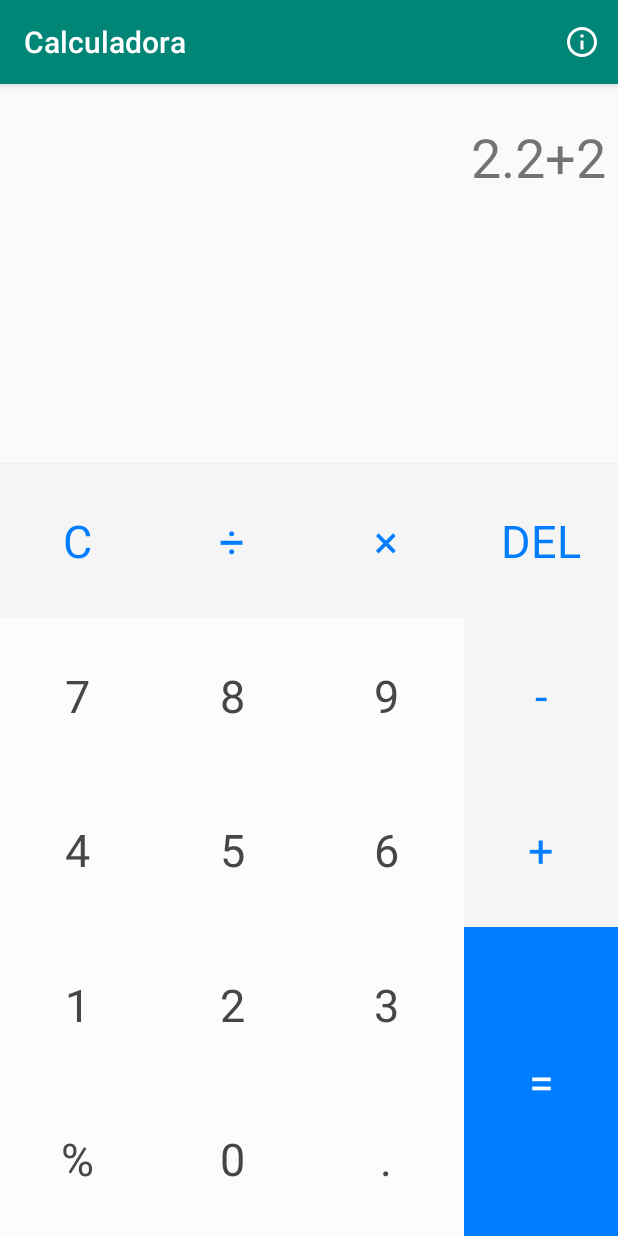
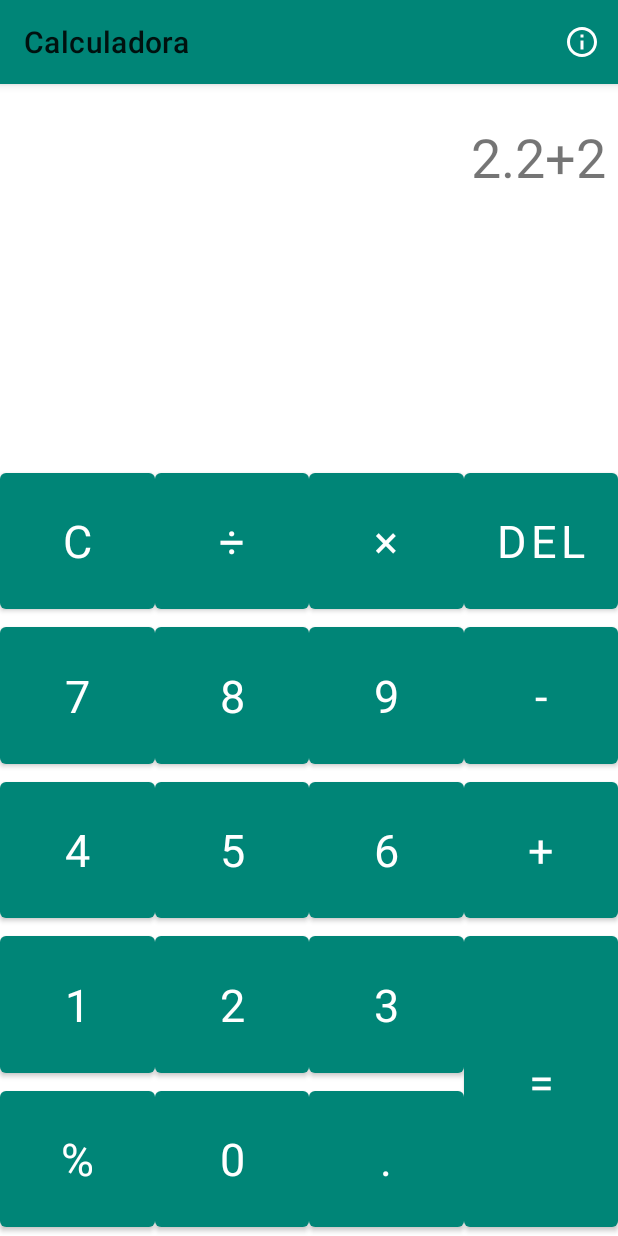
Before and after one commit to lacour-vincent/calculadora, an Android app: the screen it shows after launch (MainActivity), on a phone screen of 412 x 824 dp. Run offline under Robolectric (Android 15) with nearby library versions, the phone set to English and light mode, and no system bars.

Commit message:
Upgrade to Android X

```diff
--- a/app/src/main/java/com/example/calculadora/MainActivity.kt
+++ b/app/src/main/java/com/example/calculadora/MainActivity.kt
@@ -1,10 +1,12 @@
 package com.example.calculadora
 
-import android.support.v7.app.AppCompatActivity
+import androidx.appcompat.app.AppCompatActivity
 import android.os.Bundle
 import android.view.Menu
 import android.view.MenuItem
 import android.widget.Toast
+
+import kotlinx.android.synthetic.main.activity_main.*
 
 class MainActivity : AppCompatActivity() {
 
@@ -12,6 +14,11 @@ class MainActivity : AppCompatActivity() {
         super.onCreate(savedInstanceState)
         setContentView(R.layout.activity_main)
         setSupportActionBar(findViewById(R.id.toolbar_activity_main))
+
+        button_zero.setOnClickListener {
+            Toast.makeText(this, "0", Toast.LENGTH_SHORT).show()
+        }
+
     }
 
     override fun onCreateOptionsMenu(menu: Menu): Boolean {
--- a/app/src/main/res/layout/activity_main.xml
+++ b/app/src/main/res/layout/activity_main.xml
@@ -1,5 +1,5 @@
 <?xml version="1.0" encoding="utf-8"?>
-<android.support.constraint.ConstraintLayout
+<androidx.constraintlayout.widget.ConstraintLayout
         xmlns:android="http://schemas.android.com/apk/res/android"
         xmlns:tools="http://schemas.android.com/tools"
         xmlns:app="http://schemas.android.com/apk/res-auto"
@@ -7,238 +7,280 @@
         android:layout_height="match_parent"
         tools:context=".MainActivity">
 
-    <android.support.v7.widget.Toolbar
+    <androidx.appcompat.widget.Toolbar
             android:id="@+id/toolbar_activity_main"
             android:layout_width="match_parent"
             android:layout_height="?attr/actionBarSize"
             android:background="?attr/colorPrimary"
             android:elevation="4dp"
-            app:titleTextAppearance="@style/AppTheme.Toolbar.Title"
-            app:popupTheme="@style/ThemeOverlay.AppCompat.Light"
             app:layout_constraintTop_toTopOf="parent"
             app:layout_constraintEnd_toEndOf="parent"
             app:layout_constraintStart_toStartOf="parent"/>
 
     <TextView
+            android:id="@+id/textview_screen"
             android:text="2.2+2"
             android:layout_width="0dp"
             android:layout_height="wrap_content"
-            app:layout_constraintStart_toStartOf="parent" android:layout_marginStart="8dp"
-            app:layout_constraintEnd_toEndOf="parent" android:layout_marginEnd="8dp" android:layout_marginTop="24dp"
-            app:layout_constraintTop_toBottomOf="@+id/toolbar_activity_main" android:textAlignment="textEnd"
-            android:textSize="36sp" android:id="@+id/textview_screen"/>
+            app:layout_constraintStart_toStartOf="parent"
+            app:layout_constraintEnd_toEndOf="parent"
+            app:layout_constraintTop_toBottomOf="@+id/toolbar_activity_main"
+            android:layout_marginStart="8dp"
+            android:layout_marginEnd="8dp"
+            android:layout_marginTop="24dp"
+            android:textAlignment="textEnd"
+            android:textSize="36sp"
+    />
 
 
-    <Button
+    <com.google.android.material.button.MaterialButton
+            android:id="@+id/button_percentage"
+            android:text="%"
             android:layout_width="0dp"
             android:layout_height="0dp"
             app:layout_constraintDimensionRatio="1:1"
-            android:text="%"
-            android:id="@+id/button_percentage"
-            app:layout_constraintBottom_toBottomOf="parent" app:layout_constraintEnd_toStartOf="@+id/guideline_left"
+            app:layout_constraintBottom_toBottomOf="parent"
+            app:layout_constraintEnd_toStartOf="@+id/guideline_left"
             app:layout_constraintStart_toStartOf="parent"
-            android:background="@color/colorLightWhite" android:textColor="@color/colorLightBlack"
-            android:textSize="30sp" android:fontFamily="sans-serif"/>
+            android:textSize="30sp"
+            android:fontFamily="sans-serif"/>
 
-    <Button
+    <com.google.android.material.button.MaterialButton
+            android:id="@+id/button_zero"
             android:text="0"
             android:layout_width="0dp"
             android:layout_height="0dp"
             app:layout_constraintDimensionRatio="1:1"
-            android:id="@+id/button_zero" app:layout_constraintStart_toEndOf="@+id/button_percentage"
+            app:layout_constraintStart_toEndOf="@+id/button_percentage"
             app:layout_constraintEnd_toStartOf="@+id/guideline_center"
-            app:layout_constraintBottom_toBottomOf="parent" android:background="@color/colorLightWhite"
-            android:textColor="@color/colorLightBlack" android:textSize="30sp"
+            app:layout_constraintBottom_toBottomOf="parent"
+            android:textSize="30sp"
             android:fontFamily="sans-serif"/>
 
-    <Button
+    <com.google.android.material.button.MaterialButton
+            android:id="@+id/button_comma"
             android:text="."
             android:layout_width="0dp"
             android:layout_height="0dp"
             app:layout_constraintDimensionRatio="1:1"
-            android:id="@+id/button_comma" app:layout_constraintStart_toEndOf="@+id/button_zero"
+            app:layout_constraintStart_toEndOf="@+id/button_zero"
             app:layout_constraintEnd_toStartOf="@+id/guideline_right"
-            app:layout_constraintBottom_toBottomOf="parent" android:background="@color/colorLightWhite"
-            android:textColor="@color/colorLightBlack" android:textSize="30sp"
+            app:layout_constraintBottom_toBottomOf="parent"
+            android:textSize="30sp"
             android:fontFamily="sans-serif"/>
 
-    <Button
+    <com.google.android.material.button.MaterialButton
+            android:id="@+id/button_one"
             android:text="1"
             android:layout_width="0dp"
             android:layout_height="0dp"
             app:layout_constraintDimensionRatio="1:1"
-            android:id="@+id/button_one"
-            app:layout_constraintBottom_toTopOf="@+id/button_percentage" app:layout_constraintStart_toStartOf="parent"
+            app:layout_constraintBottom_toTopOf="@+id/button_percentage"
+            app:layout_constraintStart_toStartOf="parent"
             app:layout_constraintEnd_toStartOf="@+id/guideline_left"
-            android:textColor="@color/colorLightBlack" android:background="@color/colorLightWhite"
-            android:textSize="30sp" android:fontFamily="sans-serif"/>
-    <Button
+            android:textSize="30sp"
+            android:fontFamily="sans-serif"/>
+
+    <com.google.android.material.button.MaterialButton
+            android:id="@+id/button_two"
             android:text="2"
             android:layout_width="0dp"
             android:layout_height="0dp"
             app:layout_constraintDimensionRatio="1:1"
-            android:id="@+id/button_two"
-            app:layout_constraintBottom_toTopOf="@+id/button_zero" app:layout_constraintStart_toEndOf="@+id/button_one"
+            app:layout_constraintBottom_toTopOf="@+id/button_zero"
+            app:layout_constraintStart_toEndOf="@+id/button_one"
             app:layout_constraintEnd_toStartOf="@+id/guideline_center"
-            android:textColor="@color/colorLightBlack" android:background="@color/colorLightWhite"
-            android:textSize="30sp" android:fontFamily="sans-serif"/>
-    <Button
+            android:textSize="30sp"
+            android:fontFamily="sans-serif"/>
+
+    <com.google.android.material.button.MaterialButton
+            android:id="@+id/button_three"
             android:text="3"
             android:layout_width="0dp"
             android:layout_height="0dp"
             app:layout_constraintDimensionRatio="1:1"
-            android:id="@+id/button_three"
-            app:layout_constraintBottom_toTopOf="@+id/button_comma" app:layout_constraintStart_toEndOf="@+id/button_two"
+            app:layout_constraintBottom_toTopOf="@+id/button_comma"
+            app:layout_constraintStart_toEndOf="@+id/button_two"
             app:layout_constraintEnd_toStartOf="@+id/guideline_right"
-            android:textColor="@color/colorLightBlack" android:background="@color/colorLightWhite"
-            android:textSize="30sp" android:fontFamily="sans-serif"/>
-    <Button
+            android:textSize="30sp"
+            android:fontFamily="sans-serif"/>
+
+    <com.google.android.material.button.MaterialButton
+            android:id="@+id/button_equal"
             android:text="="
             android:layout_width="0dp"
             android:layout_height="0dp"
-            android:id="@+id/button_equal" app:layout_constraintStart_toEndOf="@+id/button_three"
+            app:layout_constraintStart_toEndOf="@+id/button_three"
             app:layout_constraintEnd_toEndOf="parent"
             app:layout_constraintBottom_toBottomOf="parent"
-            app:layout_constraintTop_toTopOf="@+id/button_three" android:background="@color/colorBlue"
-            android:textColor="@color/colorWhite" android:textSize="30sp"
+            app:layout_constraintTop_toTopOf="@+id/button_three"
+            android:textSize="30sp"
             android:fontFamily="sans-serif"/>
-    <Button
+
+    <com.google.android.material.button.MaterialButton
+            android:id="@+id/button_four"
             android:text="4"
             android:layout_width="0dp"
             android:layout_height="0dp"
             app:layout_constraintDimensionRatio="1:1"
-            android:id="@+id/button_four" app:layout_constraintStart_toStartOf="parent"
+            app:layout_constraintStart_toStartOf="parent"
             app:layout_constraintEnd_toStartOf="@+id/guideline_left"
-            app:layout_constraintBottom_toTopOf="@+id/button_one" android:textColor="@color/colorLightBlack"
-            android:background="@color/colorLightWhite" android:textSize="30sp"
+            app:layout_constraintBottom_toTopOf="@+id/button_one"
+            android:textSize="30sp"
             android:fontFamily="sans-serif"/>
-    <Button
+
+    <com.google.android.material.button.MaterialButton
+            android:id="@+id/button_five"
             android:text="5"
             android:layout_width="0dp"
             android:layout_height="0dp"
             app:layout_constraintDimensionRatio="1:1"
-            android:id="@+id/button_five" app:layout_constraintStart_toEndOf="@+id/button_four"
+            app:layout_constraintStart_toEndOf="@+id/button_four"
             app:layout_constraintEnd_toStartOf="@+id/guideline_center"
-            app:layout_constraintBottom_toTopOf="@+id/button_two" android:textColor="@color/colorLightBlack"
-            android:background="@color/colorLightWhite" android:textSize="30sp"
+            app:layout_constraintBottom_toTopOf="@+id/button_two"
+            android:textSize="30sp"
             android:fontFamily="sans-serif"/>
-    <Button
+
+    <com.google.android.material.button.MaterialButton
+            android:id="@+id/button_six"
             android:text="6"
             android:layout_width="0dp"
             android:layout_height="0dp"
             app:layout_constraintDimensionRatio="1:1"
-            android:id="@+id/button_six"
             app:layout_constraintBottom_toTopOf="@+id/button_three"
             app:layout_constraintStart_toEndOf="@+id/button_five"
-            app:layout_constraintEnd_toStartOf="@+id/guideline_right" android:textColor="@color/colorLightBlack"
-            android:background="@color/colorLightWhite" android:textSize="30sp"
+            app:layout_constraintEnd_toStartOf="@+id/guideline_right"
+            android:textSize="30sp"
             android:fontFamily="sans-serif"/>
-    <Button
+
+    <com.google.android.material.button.MaterialButton
+            android:id="@+id/button_add"
             android:text="+"
             android:layout_width="0dp"
             android:layout_height="0dp"
             app:layout_constraintDimensionRatio="1:1"
-            android:id="@+id/button_add" app:layout_constraintStart_toEndOf="@+id/button_six"
+            app:layout_constraintStart_toEndOf="@+id/button_six"
             app:layout_constraintEnd_toEndOf="parent"
-            app:layout_constraintBottom_toTopOf="@+id/button_equal" android:background="@color/colorWhiteSmock"
-            android:textColor="@color/colorBlue" android:textSize="30sp"
+            app:layout_constraintBottom_toTopOf="@+id/button_equal"
+            android:textSize="30sp"
             android:fontFamily="sans-serif"/>
-    <Button
+
+    <com.google.android.material.button.MaterialButton
+            android:id="@+id/button_seven"
             android:text="7"
             android:layout_width="0dp"
             android:layout_height="0dp"
             app:layout_constraintDimensionRatio="1:1"
-            android:id="@+id/button_seven"
-            app:layout_constraintBottom_toTopOf="@+id/button_four" app:layout_constraintStart_toStartOf="parent"
+            app:layout_constraintBottom_toTopOf="@+id/button_four"
+            app:layout_constraintStart_toStartOf="parent"
             app:layout_constraintEnd_toStartOf="@+id/guideline_left"
-            android:textColor="@color/colorLightBlack" android:background="@color/colorLightWhite"
-            android:textSize="30sp" android:fontFamily="sans-serif"/>
-    <Button
+            android:textSize="30sp"
+            android:fontFamily="sans-serif"/>
+
+    <com.google.android.material.button.MaterialButton
+            android:id="@+id/button_eight"
             android:text="8"
             android:layout_width="0dp"
             android:layout_height="0dp"
             app:layout_constraintDimensionRatio="1:1"
-            android:id="@+id/button_eight" app:layout_constraintStart_toEndOf="@+id/button_seven"
+            app:layout_constraintStart_toEndOf="@+id/button_seven"
             app:layout_constraintEnd_toStartOf="@+id/guideline_center"
-            app:layout_constraintBottom_toTopOf="@+id/button_five" android:textColor="@color/colorLightBlack"
-            android:background="@color/colorLightWhite" android:textSize="30sp"
+            app:layout_constraintBottom_toTopOf="@+id/button_five"
+            android:textSize="30sp"
             android:fontFamily="sans-serif"/>
-    <Button
+
+    <com.google.android.material.button.MaterialButton
+            android:id="@+id/button_nine"
             android:text="9"
             android:layout_width="0dp"
             android:layout_height="0dp"
             app:layout_constraintDimensionRatio="1:1"
-            android:id="@+id/button_nine"
-            app:layout_constraintBottom_toTopOf="@+id/button_six" app:layout_constraintStart_toEndOf="@+id/button_eight"
+            app:layout_constraintBottom_toTopOf="@+id/button_six"
+            app:layout_constraintStart_toEndOf="@+id/button_eight"
             app:layout_constraintEnd_toStartOf="@+id/guideline_right"
-            android:textColor="@color/colorLightBlack" android:background="@color/colorLightWhite"
-            android:textSize="30sp" android:fontFamily="sans-serif"/>
-    <Button
+            android:textSize="30sp"
+            android:fontFamily="sans-serif"/>
+
+    <com.google.android.material.button.MaterialButton
+            android:id="@+id/button_minus"
             android:text="-"
             android:layout_width="0dp"
             android:layout_height="0dp"
             app:layout_constraintDimensionRatio="1:1"
-            android:id="@+id/button_minus" app:layout_constraintStart_toEndOf="@+id/button_nine"
+            app:layout_constraintStart_toEndOf="@+id/button_nine"
             app:layout_constraintEnd_toEndOf="parent"
-            app:layout_constraintBottom_toTopOf="@+id/button_add" android:background="@color/colorWhiteSmock"
-            android:textColor="@color/colorBlue" android:textSize="30sp"
+            app:layout_constraintBottom_toTopOf="@+id/button_add"
+            android:textSize="30sp"
             android:fontFamily="sans-serif"/>
-    <Button
+
+    <com.google.android.material.button.MaterialButton
+            android:id="@+id/button_clear"
             android:text="C"
             android:layout_width="0dp"
             android:layout_height="0dp"
             app:layout_constraintDimensionRatio="1:1"
-            android:id="@+id/button_clear" app:layout_constraintStart_toStartOf="parent"
+            app:layout_constraintStart_toStartOf="parent"
             app:layout_constraintBottom_toTopOf="@+id/button_seven"
-            app:layout_constraintEnd_toStartOf="@+id/guideline_left" android:background="@color/colorWhiteSmock"
-            android:textColor="@color/colorBlue" android:textSize="30sp"
+            app:layout_constraintEnd_toStartOf="@+id/guideline_left"
+            android:textSize="30sp"
             android:fontFamily="sans-serif"/>
-    <Button
+
+    <com.google.android.material.button.MaterialButton
+            android:id="@+id/button_divide"
             android:text="÷"
             android:layout_width="0dp"
             android:layout_height="0dp"
             app:layout_constraintDimensionRatio="1:1"
-            android:id="@+id/button_divide" app:layout_constraintStart_toEndOf="@+id/button_clear"
+            app:layout_constraintStart_toEndOf="@+id/button_clear"
             app:layout_constraintBottom_toTopOf="@+id/button_eight"
-            app:layout_constraintEnd_toStartOf="@+id/guideline_center" android:background="@color/colorWhiteSmock"
-            android:textColor="@color/colorBlue" android:textSize="30sp"
+            app:layout_constraintEnd_toStartOf="@+id/guideline_center"
+            android:textSize="30sp"
             android:fontFamily="sans-serif"/>
-    <Button
+
+    <com.google.android.material.button.MaterialButton
+            android:id="@+id/button_multiply"
             android:text="×"
             android:layout_width="0dp"
             android:layout_height="0dp"
             app:layout_constraintDimensionRatio="1:1"
-            android:id="@+id/button_multiply" app:layout_constraintStart_toEndOf="@+id/button_divide"
+            app:layout_constraintStart_toEndOf="@+id/button_divide"
             app:layout_constraintEnd_toStartOf="@+id/guideline_right"
-            app:layout_constraintBottom_toTopOf="@+id/button_nine" android:background="@color/colorWhiteSmock"
-            android:textColor="@color/colorBlue" android:textSize="30sp"
+            app:layout_constraintBottom_toTopOf="@+id/button_nine"
+            android:textSize="30sp"
             android:fontFamily="sans-serif"/>
-    <Button
+
+    <com.google.android.material.button.MaterialButton
+            android:id="@+id/button_delete"
             android:text="DEL"
             android:layout_width="0dp"
             android:layout_height="0dp"
             app:layout_constraintDimensionRatio="1:1"
-            android:id="@+id/button_delete" app:layout_constraintStart_toEndOf="@+id/button_multiply"
+            app:layout_constraintStart_toEndOf="@+id/button_multiply"
             app:layout_constraintEnd_toEndOf="parent"
-            app:layout_constraintBottom_toTopOf="@+id/button_minus" android:background="@color/colorWhiteSmock"
-            android:textColor="@color/colorBlue" android:textSize="30sp"
+            app:layout_constraintBottom_toTopOf="@+id/button_minus"
+            android:textSize="30sp"
             android:fontFamily="sans-serif"/>
 
-    <android.support.constraint.Guideline
-            android:orientation="vertical"
-            android:layout_width="wrap_content"
-            android:layout_height="wrap_content" android:id="@+id/guideline_left"
-            app:layout_constraintGuide_percent="0.25"/>
-    <android.support.constraint.Guideline
-            android:orientation="vertical"
-            android:layout_width="wrap_content"
-            android:layout_height="wrap_content" android:id="@+id/guideline_center"
-            app:layout_constraintGuide_percent="0.5"/>
-    <android.support.constraint.Guideline
+    <androidx.constraintlayout.widget.Guideline
             android:orientation="vertical"
             android:layout_width="wrap_content"
             android:layout_height="wrap_content"
-            android:id="@+id/guideline_right" app:layout_constraintGuide_percent="0.75"/>
+            android:id="@+id/guideline_left"
+            app:layout_constraintGuide_percent="0.25"/>
+
+    <androidx.constraintlayout.widget.Guideline
+            android:orientation="vertical"
+            android:layout_width="wrap_content"
+            android:layout_height="wrap_content"
+            android:id="@+id/guideline_center"
+            app:layout_constraintGuide_percent="0.5"/>
+
+    <androidx.constraintlayout.widget.Guideline
+            android:orientation="vertical"
+            android:layout_width="wrap_content"
+            android:layout_height="wrap_content"
+            android:id="@+id/guideline_right"
+            app:layout_constraintGuide_percent="0.75"/>
 
 
-</android.support.constraint.ConstraintLayout>
+</androidx.constraintlayout.widget.ConstraintLayout>
--- a/app/src/main/res/values/styles.xml
+++ b/app/src/main/res/values/styles.xml
@@ -1,16 +1,9 @@
 <resources>
 
-    <style name="AppTheme" parent="Theme.AppCompat.Light.NoActionBar">
-
+    <style name="AppTheme" parent="Theme.MaterialComponents.Light.NoActionBar">
         <item name="colorPrimary">@color/colorPrimary</item>
         <item name="colorPrimaryDark">@color/colorPrimaryDark</item>
         <item name="colorAccent">@color/colorAccent</item>
-
     </style>
 
-    <style name="AppTheme.Toolbar.Title" parent="TextAppearance.Widget.AppCompat.Toolbar.Title">
-        <item name="android:textColor">@color/colorWhite</item>
-    </style>
-
-
 </resources>
--- a/gradle.properties
+++ b/gradle.properties
@@ -13,3 +13,6 @@ org.gradle.jvmargs=-Xmx1536m
 # org.gradle.parallel=true
 # Kotlin code style for this project: "official" or "obsolete":
 kotlin.code.style=official
+# Using Android X
+android.useAndroidX=true
+android.enableJetifier=true
```
Also changed, not shown: app/build.gradle (+6 -5 lines).
